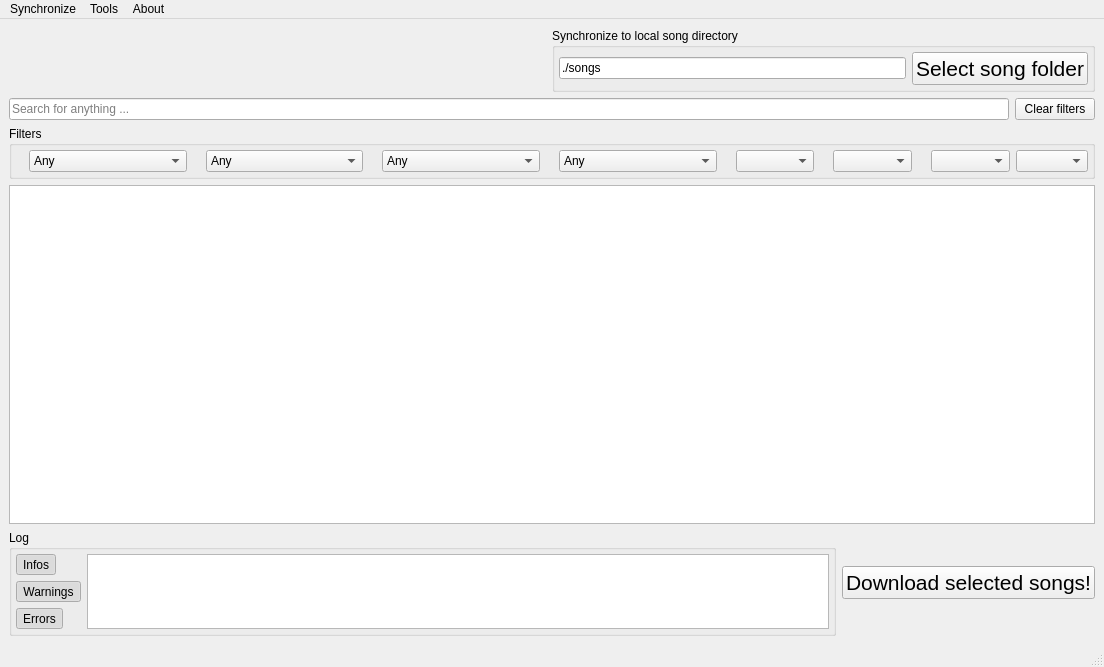
Qt form src/usdb_syncer/gui/forms/MainWindow.ui (bohning/usdb_syncer) before a commit.
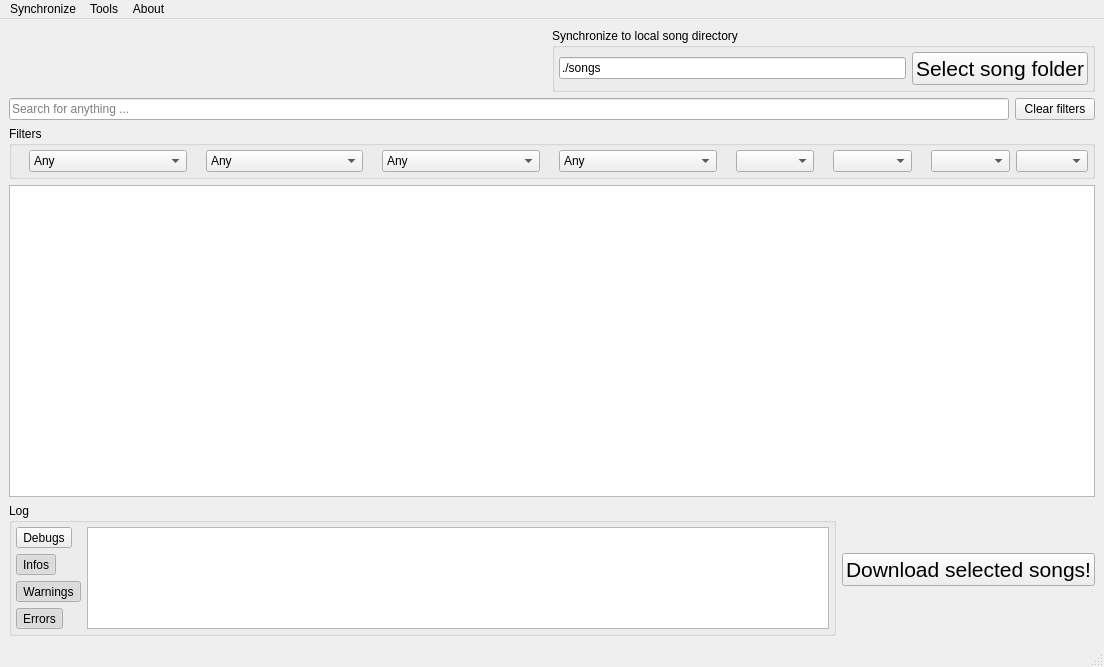
The same form after that commit. Icons and pictures are not drawn.

Commit message: Allow displaying debug messages in logger window.

Diff of the .ui file:
```diff
--- a/src/usdb_syncer/gui/forms/MainWindow.ui
+++ b/src/usdb_syncer/gui/forms/MainWindow.ui
@@ -297,6 +297,20 @@
          </property>
          <item>
           <layout class="QVBoxLayout" name="verticalLayout_3">
+           <item>
+            <widget class="QToolButton" name="toolButton_debugs">
+             <property name="text">
+              <string>Debugs</string>
+             </property>
+             <property name="icon">
+              <iconset resource="../resources/resources.qrc">
+               <normaloff>:/icons/bug.png</normaloff>:/icons/bug.png</iconset>
+             </property>
+             <property name="checkable">
+              <bool>true</bool>
+             </property>
+            </widget>
+           </item>
            <item>
             <widget class="QToolButton" name="toolButton_infos">
              <property name="toolTip">
```
Left out of the diff: 2 changed lines with no effect on the pictures. The commit also changes 4 other files.
